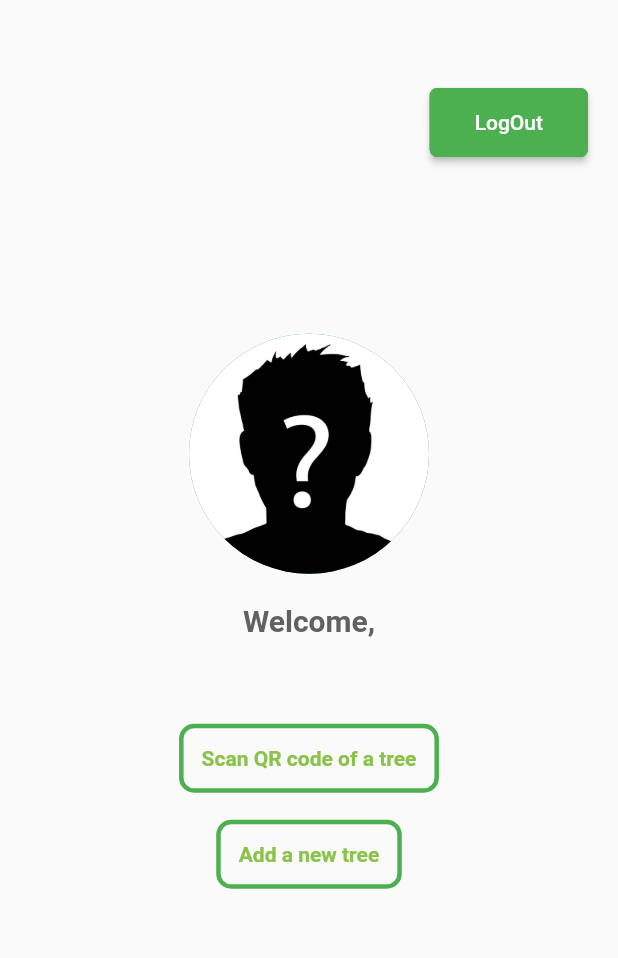
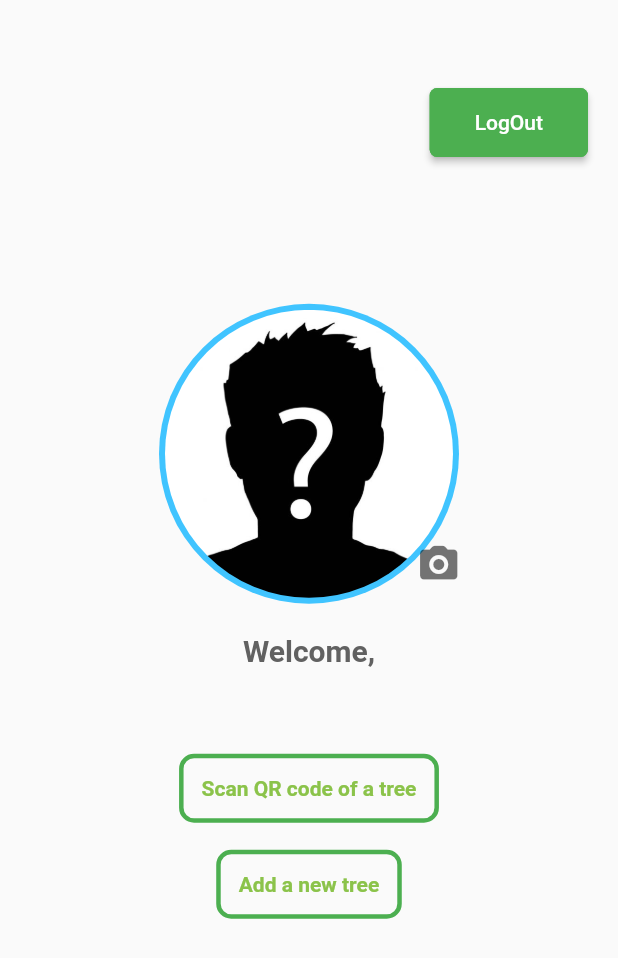
Before and after one commit to CodeFlowOrg/forestTreesTagging, a Flutter app: the HomeScreen screen opened directly, on a phone screen of 412 x 824 dp. Shown: the top 958 px of the screen. Run offline on Flutter 3.47's test engine with Material 2 defaults, Android fonts, the light colour scheme and no system bars; our stand-ins replace cloud_firestore, firebase_auth, firebase_core, firebase_storage, image_picker, permission_handler and 5 more; missing offline and left inert: barcode_scan, clip_shadow, downloads_path_provider; accounts and stored records are empty; network calls fail.

Commit message:
Profile Picture Added With Considering lagging and exception handling

```diff
--- a/lib/components/homeScreen.dart
+++ b/lib/components/homeScreen.dart
@@ -1,10 +1,13 @@
 import 'package:cloud_firestore/cloud_firestore.dart';
 import 'package:firebase_auth/firebase_auth.dart';
+import 'package:firebase_storage/firebase_storage.dart';
 import 'package:flutter/cupertino.dart';
 import 'package:flutter/material.dart';
 import 'package:forest_tagger/components/WelComePage.dart';
 import 'package:forest_tagger/components/generatorPage.dart';
 import 'package:forest_tagger/components/scannerPage.dart';
+import 'package:image_picker/image_picker.dart';
+import 'dart:io';
 
 import 'myflatButton.dart';
 
@@ -22,12 +25,129 @@ class HomeScreen extends StatefulWidget {
 
 class _HomeScreen extends State<HomeScreen> {
   String name = "User";
+  File _image;
+  var _uploadImg;
+
+  // By default profile image set
+  Image _profileImage = Image.asset(
+    'assets/images/sample_profile_image.jpg',
+    fit: BoxFit.fill,
+  );
 
   _HomeScreen(this.name);
+
+  Future getImageFromStorage(BuildContext context) async {
+    var image = await ImagePicker().getImage(source: ImageSource.gallery);
+    setState(() {
+      try {
+        _image = File(image.path);
+        _uploadImg = setProfilePic(context);
+      } catch (e) {
+        _uploadImg = null;
+      }
+      print("Image Path: $_image");
+    });
+  }
+
+  Future uploadProfilePic(BuildContext context) async {
+    setState(() {
+      _uploadImg = null;
+    });
+    // Profile Image name Same as user id
+    String fileName = FirebaseAuth.instance.currentUser.uid;
+    Reference firebaseStorageRef =
+        FirebaseStorage.instance.ref().child(fileName);
+    UploadTask uploadTask = firebaseStorageRef.putFile(_image);
+
+    ScaffoldMessenger.of(context).showSnackBar(SnackBar(
+        duration: Duration(seconds: 5),
+        content: Text('Wait...Picture is uploading')));
+    await uploadTask.whenComplete(() {
+      print("Picture Uploaded");
+      ScaffoldMessenger.of(context)
+          .showSnackBar(SnackBar(content: Text('Picture Uploaded')));
+    });
+  }
+
+  Future<void> getProfilePicFromFirebase() async {
+    try {
+      String fileName = FirebaseAuth.instance.currentUser.uid;
+      Reference firebaseStorageRef =
+          FirebaseStorage.instance.ref().child(fileName);
+      setState(() async {
+        try {
+          // Get Profile Image from Firebase Storage
+          _profileImage = Image.network(
+            await firebaseStorageRef.getDownloadURL(),
+            fit: BoxFit.fill,
+          );
+        } catch (e) {
+          // If user not set profile image
+          print("Present 1");
+          print(e.toString());
+          setState(() {
+            _profileImage = Image.asset(
+              'assets/images/sample_profile_image.jpg',
+              fit: BoxFit.fill,
+            );
+          });
+        }
+      });
+    } catch (e) {
+      // Sometimes due to lagging, Image not loading...so loading screen
+      // If you close the app and reopen, profile image automatically come
+      print("Present 2");
+      print(e.toString());
+      setState(() {
+        _profileImage = Image.asset(
+          'assets/images/loading.gif',
+          fit: BoxFit.fill,
+        );
+      });
+    }
+  }
+
+  Widget imageSelect() {
+    try {
+      return _image != null
+          ? Image.file(
+              _image,
+              fit: BoxFit.fill,
+            )
+          : _profileImage;
+    } catch (e) {
+      return Image.asset(
+        'assets/images/sample_profile_image.jpg',
+        fit: BoxFit.fill,
+      );
+    }
+  }
+
+  Widget setProfilePic(BuildContext context) {
+    return GestureDetector(
+        child: Column(
+          children: <Widget>[
+            Image.asset(
+              'assets/images/upload.png',
+              width: 30.0,
+            ),
+            SizedBox(
+              height: 5.0,
+            ),
+            Text("Upload"),
+          ],
+        ),
+        onTap: () {
+          print("Upload Selected");
+          uploadProfilePic(context);
+        });
+  }
 
   @override
   void initState() {
     // TODO: implement initState
+    super.initState();
+    _uploadImg = null;
     try {
       if (name == "User") {
         FirebaseFirestore.instance
@@ -43,10 +163,10 @@ class _HomeScreen extends State<HomeScreen> {
           });
         });
       }
-    }catch(e){
-
+      getProfilePicFromFirebase();
+    } catch (e) {
+      print("Fetching Error");
     }
-    super.initState();
   }
 
   @override
@@ -58,10 +178,43 @@ class _HomeScreen extends State<HomeScreen> {
             child: Column(
               mainAxisAlignment: MainAxisAlignment.center,
               children: <Widget>[
-                CircleAvatar(
-                  radius: 80,
-                  backgroundImage:
-                      new AssetImage('assets/images/sample_profile_image.jpg'),
+                Stack(
+                  children: [
+                    Align(
+                      alignment: Alignment.center,
+                      child: CircleAvatar(
+                        radius: 100,
+                        backgroundColor: Colors.lightBlueAccent,
+                        child: ClipOval(
+                          child: SizedBox(
+                            width: 192.0,
+                            height: 192.0,
+                            child: imageSelect(),
+                          ),
+                        ),
+                      ),
+                    ),
+                    Container(
+                      alignment: Alignment.center,
+                      margin: EdgeInsets.only(top: 150, left: 173),
+                      child: IconButton(
+                        icon: Icon(
+                          Icons.camera_alt_rounded,
+                          size: 30.0,
+                          color: Colors.black54,
+                        ),
+                        onPressed: () {
+                          print("Camera pressed");
+                          getImageFromStorage(context);
+                        },
+                      ),
+                    ),
+                    Container(
+                      alignment: Alignment.centerRight,
+                      margin: EdgeInsets.only(top: 80, right: 30),
+                      child: _uploadImg,
+                    ),
+                  ],
                 ),
                 SizedBox(
                   height: 20,
--- a/pubspec.yaml
+++ b/pubspec.yaml
@@ -43,6 +43,8 @@ dependencies:
   path_provider:
   toast:
   clip_shadow: ^0.2.1
+  firebase_storage:
+  image_picker:
 
 
 
@@ -66,6 +68,8 @@ flutter:
   assets:
     - assets/images/sample_profile_image.jpg
     - assets/images/palm-tree-outline.png
+    - assets/images/upload.png
+    - assets/images/loading.gif
 
     # An image asset can refer to one or more resolution-specific "variants", see
     # https://flutter.dev/assets-and-images/#resolution-aware.
```
Also changed, not shown: assets/images/loading.gif (added), assets/images/upload.png (added), pubspec.lock, 1 other file.
